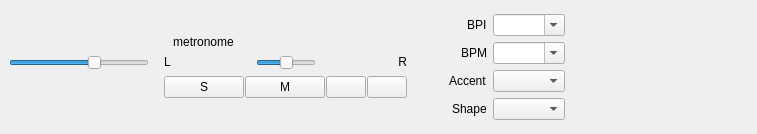
First picture: the form in src/Common/gui/NinjamPanel.ui, repository elieserdejesus/JamTaba, before the edit.
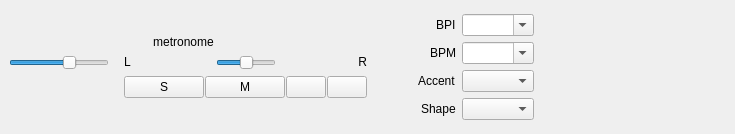
Second picture: the form after the edit. Icons and pictures are not drawn. Custom widgets are drawn as their Qt base class.

What changed in the file:
```diff
--- a/src/Common/gui/NinjamPanel.ui
+++ b/src/Common/gui/NinjamPanel.ui
@@ -2,6 +2,14 @@
 <ui version="4.0">
  <class>NinjamPanel</class>
  <widget class="QWidget" name="NinjamPanel">
+  <property name="geometry">
+   <rect>
+    <x>0</x>
+    <y>0</y>
+    <width>735</width>
+    <height>134</height>
+   </rect>
+  </property>
   <property name="windowTitle">
    <string notr="true"/>
   </property>
@@ -237,7 +245,7 @@
           </property>
           <property name="minimumSize">
            <size>
-            <width>140</width>
+            <width>100</width>
             <height>0</height>
            </size>
           </property>
```
